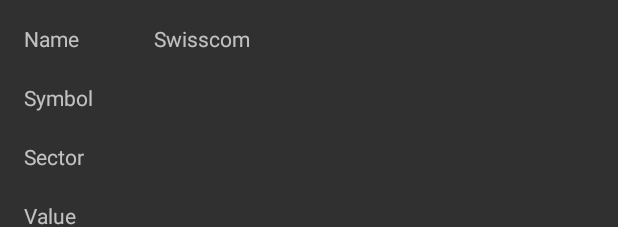
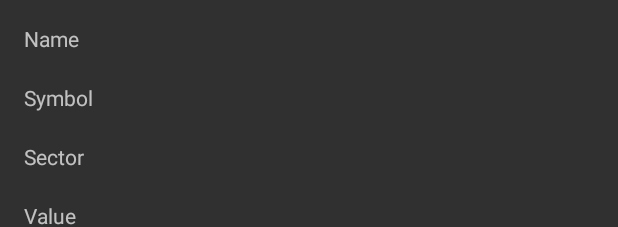
Before and after one commit to wyssenp/StockExchange, an Android app: the layout activity_stock_details.xml on its own in the app's theme, with its tools: preview values and no code run, on a phone screen of 412 x 824 dp. Shown: the top 227 px of the screen. Run offline under Robolectric (Android 15) with nearby library versions, the phone set to English and light mode, and no system bars.

Commit message:
Got rid of warnings

```diff
--- a/app/src/main/res/layout/activity_manage_stock.xml
+++ b/app/src/main/res/layout/activity_manage_stock.xml
@@ -6,7 +6,7 @@
 <RelativeLayout xmlns:android="http://schemas.android.com/apk/res/android"
     xmlns:tools="http://schemas.android.com/tools"
     android:layout_width="match_parent"
-    android:layout_height="match_parent"
+    android:layout_height="wrap_content"
     android:paddingLeft="@dimen/activity_horizontal_margin"
     android:paddingRight="@dimen/activity_horizontal_margin"
     android:paddingTop="@dimen/activity_vertical_margin"
--- a/app/src/main/res/layout/activity_stock_details.xml
+++ b/app/src/main/res/layout/activity_stock_details.xml
@@ -7,7 +7,7 @@
 <RelativeLayout xmlns:android="http://schemas.android.com/apk/res/android"
     xmlns:tools="http://schemas.android.com/tools"
     android:layout_width="match_parent"
-    android:layout_height="match_parent"
+    android:layout_height="wrap_content"
     android:paddingTop="@dimen/activity_vertical_margin"
     android:paddingBottom="@dimen/activity_vertical_margin"
     android:paddingLeft="@dimen/activity_horizontal_margin"
@@ -78,7 +78,6 @@
     <TextView
         android:layout_width="wrap_content"
         android:layout_height="wrap_content"
-        android:text="Swisscom"
         android:id="@+id/textViewName"
         android:layout_toRightOf="@+id/textView"
         android:layout_toEndOf="@+id/textView"
```
